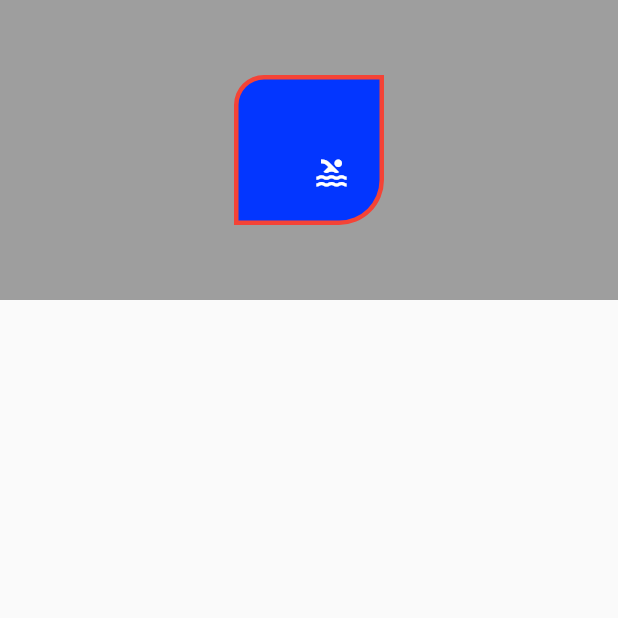
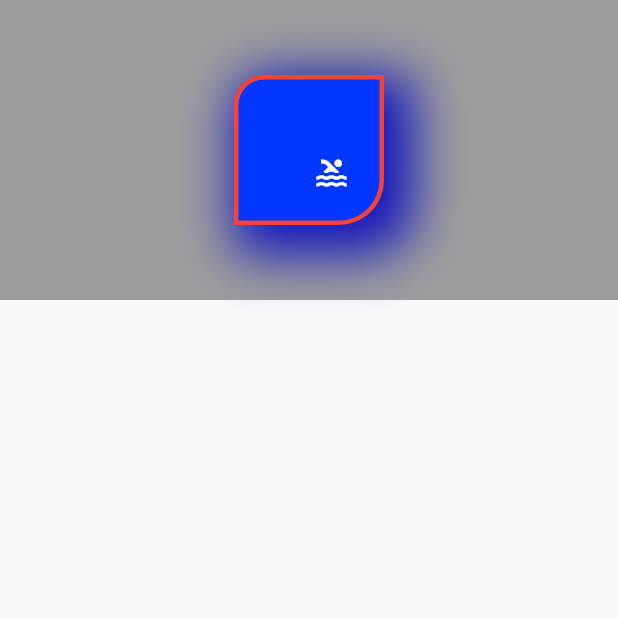
Before and after one commit to LeeWongSnail/FlutterLearning, a Flutter app: the screen it shows after launch, on a phone screen of 412 x 824 dp, the top half of it. Run offline on Flutter 3.47's test engine with Material 2 defaults, Android fonts, the phone set to English and light mode, and no system bars.

Commit message:
[comments]：设置阴影 [jira_id]：none [version]：

```diff
--- a/lib/widget_learning/container_demo.dart
+++ b/lib/widget_learning/container_demo.dart
@@ -32,6 +32,18 @@ class ContainerDemo extends StatelessWidget {
               // 设置圆角
               // borderRadius: BorderRadius.circular(15)
               borderRadius: BorderRadius.only(topLeft: Radius.circular(20), bottomRight: Radius.circular(30)),
+              boxShadow: [
+                BoxShadow(
+                  // 从左上角开始的偏移量
+                  offset: Offset(10.0,10.0),
+                  // 阴影的颜色
+                  color: Color.fromRGBO(16, 20, 188, 1.0),
+                  // 阴影部分的半径
+                  blurRadius: 30,
+                  // 扩散 正数表示向左下角延伸 负数表示向左上角回收
+                  spreadRadius: 10,
+                ),
+              ],
             ),
 
           )
```
